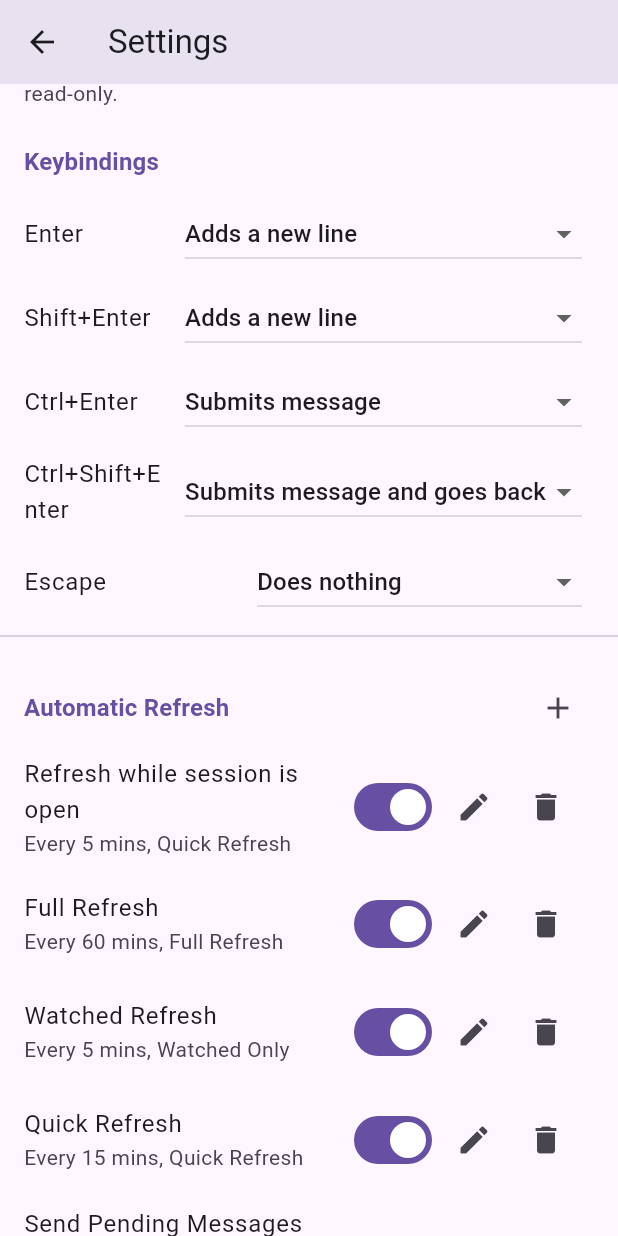
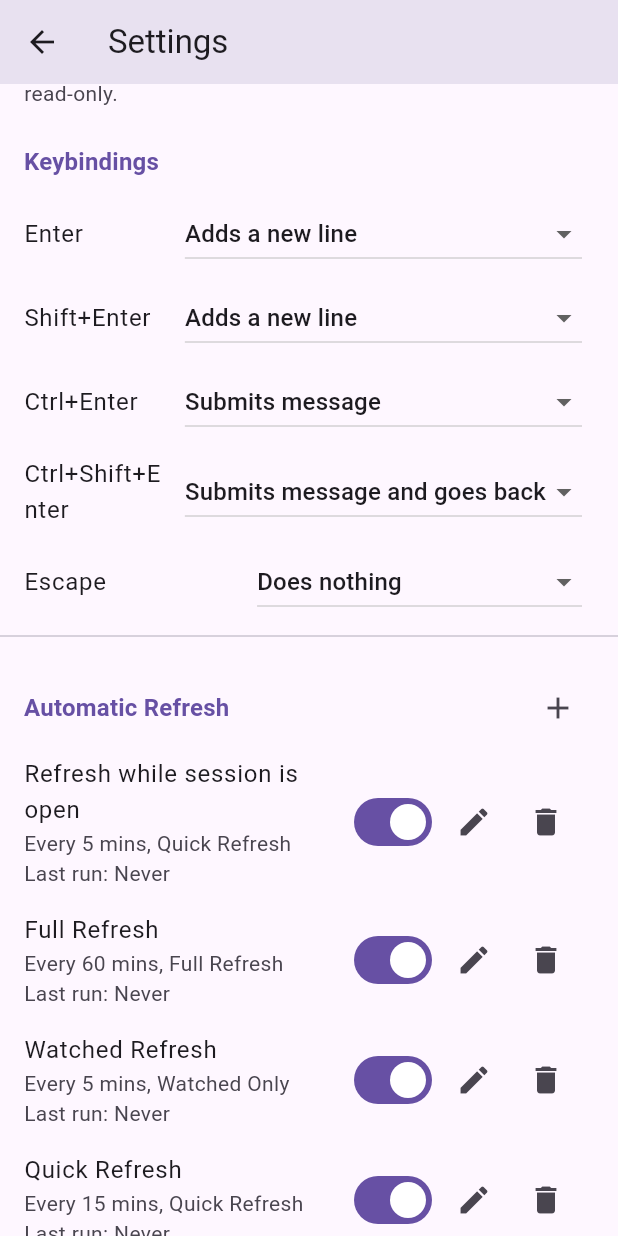
Before and after one commit to arran4/flutter_jules, a Flutter app: the SettingsScreen screen opened by its route, scrolled down 576 dp, on a phone screen of 412 x 824 dp. Run offline on Flutter 3.47's test engine with Material 3 defaults, Android fonts, the phone set to English and light mode, and no system bars; our stand-ins replace flutter_local_notifications, flutter_markdown, flutter_secure_storage, google_sign_in, shared_preferences; missing offline and left inert: dartobjectutils, duration, tray_manager, window_manager; accounts and stored records are empty; statements that could not run were skipped.

Commit message:
feat: Display last refresh time in settings
Adds the last execution time to the refresh schedule view in the settings screen.

- Updated the `RefreshSchedule` model to include a `lastRun` field and handle its serialization.
- Modified the `RefreshService` to record the execution time of each schedule and persist it.
- Updated the `SettingsScreen` to display the formatted last run time for each schedule.

```diff
--- a/lib/models/refresh_schedule.dart
+++ b/lib/models/refresh_schedule.dart
@@ -13,6 +13,7 @@ class RefreshSchedule {
   RefreshTaskType taskType;
   ListRefreshPolicy? refreshPolicy;
   SendMessagesMode? sendMessagesMode;
+  DateTime? lastRun;
 
   RefreshSchedule({
     String? id,
@@ -22,6 +23,7 @@ class RefreshSchedule {
     this.taskType = RefreshTaskType.refresh,
     this.refreshPolicy,
     this.sendMessagesMode,
+    this.lastRun,
   }) : id = id ?? const Uuid().v4();
 
   factory RefreshSchedule.fromJson(Map<String, dynamic> json) {
@@ -37,6 +39,8 @@ class RefreshSchedule {
       sendMessagesMode: json['sendMessagesMode'] != null
           ? SendMessagesMode.values[json['sendMessagesMode']]
           : null,
+      lastRun:
+          json['lastRun'] != null ? DateTime.tryParse(json['lastRun']) : null,
     );
   }
 
@@ -49,6 +53,7 @@ class RefreshSchedule {
       'taskType': taskType.index,
       'refreshPolicy': refreshPolicy?.index,
       'sendMessagesMode': sendMessagesMode?.index,
+      'lastRun': lastRun?.toIso8601String(),
     };
   }
 }
--- a/lib/services/refresh_service.dart
+++ b/lib/services/refresh_service.dart
@@ -64,6 +64,8 @@ class RefreshService extends ChangeNotifier {
   }
 
   void _executeSchedule(RefreshSchedule schedule) async {
+    schedule.lastRun = DateTime.now();
+    _settingsProvider.updateSchedule(schedule);
     final client = JulesClient(accessToken: _authProvider.token);
     switch (schedule.taskType) {
       case RefreshTaskType.refresh:
--- a/lib/ui/screens/settings_screen.dart
+++ b/lib/ui/screens/settings_screen.dart
@@ -423,7 +423,8 @@ class _SettingsScreenState extends State<SettingsScreen> {
             return ListTile(
               title: Text(schedule.name),
               subtitle: Text(
-                'Every ${schedule.intervalInMinutes} mins, ${_formatTask(schedule)}',
+                'Every ${schedule.intervalInMinutes} mins, ${_formatTask(schedule)}\n'
+                'Last run: ${_formatLastRun(schedule.lastRun)}',
               ),
               trailing: Row(
                 mainAxisSize: MainAxisSize.min,
@@ -841,6 +842,13 @@ class _SettingsScreenState extends State<SettingsScreen> {
     }
   }
 
+  String _formatLastRun(DateTime? lastRun) {
+    if (lastRun == null) {
+      return 'Never';
+    }
+    return '${lastRun.toLocal().toString().substring(0, 16)}';
+  }
+
   String _formatTask(RefreshSchedule schedule) {
     switch (schedule.taskType) {
       case RefreshTaskType.refresh:
```
